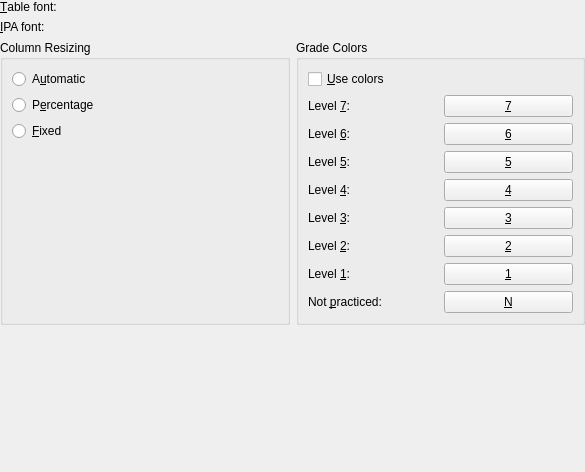
Above: src/settings/viewoptionsbase.ui from KDE/parley before the change. Below: the same form after it.
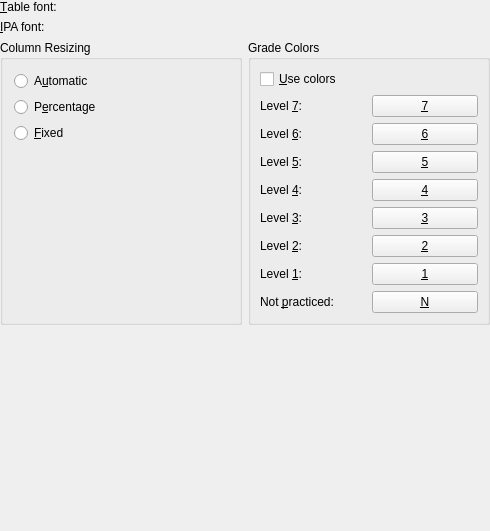
That is the form after the change. Custom widgets are drawn as their Qt base class.

Commit message: Make radio button and config enum match for column resize options. Make automatic resize work with hidden lesson column.

Patch:
```diff
--- a/src/settings/viewoptionsbase.ui
+++ b/src/settings/viewoptionsbase.ui
@@ -5,8 +5,8 @@
    <rect>
     <x>0</x>
     <y>0</y>
-    <width>585</width>
-    <height>472</height>
+    <width>490</width>
+    <height>531</height>
    </rect>
   </property>
   <layout class="QGridLayout" >
@@ -446,26 +446,47 @@
      <property name="title" >
       <string>Column Resizing</string>
      </property>
-     <layout class="QGridLayout" >
-      <property name="leftMargin" >
-       <number>9</number>
-      </property>
-      <property name="topMargin" >
-       <number>9</number>
-      </property>
-      <property name="rightMargin" >
-       <number>9</number>
-      </property>
-      <property name="bottomMargin" >
-       <number>9</number>
-      </property>
-      <property name="horizontalSpacing" >
-       <number>6</number>
-      </property>
-      <property name="verticalSpacing" >
-       <number>6</number>
-      </property>
-      <item row="3" column="0" >
+     <layout class="QVBoxLayout" >
+      <item>
+       <widget class="QRadioButton" name="hb_auto" >
+        <property name="toolTip" >
+         <string>Automatically resize the columns</string>
+        </property>
+        <property name="whatsThis" >
+         <string>Parley makes each column the same width except the leftmost with the lesson names, which is half the size of the others. The second column, which contains the picture that describes the state of the row, has a fixed width.</string>
+        </property>
+        <property name="text" >
+         <string>A&amp;utomatic</string>
+        </property>
+       </widget>
+      </item>
+      <item>
+       <widget class="QRadioButton" name="hb_percent" >
+        <property name="toolTip" >
+         <string>The columns resize using the same factor that the window is resized to.</string>
+        </property>
+        <property name="whatsThis" >
+         <string>If this is checked, the columns resize by the same amount as the window</string>
+        </property>
+        <property name="text" >
+         <string>P&amp;ercentage</string>
+        </property>
+       </widget>
+      </item>
+      <item>
+       <widget class="QRadioButton" name="hb_fixed" >
+        <property name="toolTip" >
+         <string>There is no resizing of the columns</string>
+        </property>
+        <property name="whatsThis" >
+         <string>When checked, the columns are not resized</string>
+        </property>
+        <property name="text" >
+         <string>&amp;Fixed</string>
+        </property>
+       </widget>
+      </item>
+      <item>
        <spacer>
         <property name="orientation" >
          <enum>Qt::Vertical</enum>
@@ -478,45 +499,6 @@
         </property>
        </spacer>
       </item>
-      <item row="2" column="0" >
-       <widget class="QRadioButton" name="hb_fixed" >
-        <property name="toolTip" >
-         <string>There is no resizing of the columns</string>
-        </property>
-        <property name="whatsThis" >
-         <string>When checked, the columns are not resized</string>
-        </property>
-        <property name="text" >
-         <string>&amp;Fixed</string>
-        </property>
-       </widget>
-      </item>
-      <item row="1" column="0" >
-       <widget class="QRadioButton" name="hb_percent" >
-        <property name="toolTip" >
-         <string>The columns resize using the same factor that the window is resized to.</string>
-        </property>
-        <property name="whatsThis" >
-         <string>If this is checked, the columns resize by the same amount as the window</string>
-        </property>
-        <property name="text" >
-         <string>P&amp;ercentage</string>
-        </property>
-       </widget>
-      </item>
-      <item row="0" column="0" >
-       <widget class="QRadioButton" name="hb_auto" >
-        <property name="toolTip" >
-         <string>Automatically resize the columns</string>
-        </property>
-        <property name="whatsThis" >
-         <string>Parley makes each column the same width except the leftmost with the lesson names, which is half the size of the others. The second column, which contains the picture that describes the state of the row, has a fixed width.</string>
-        </property>
-        <property name="text" >
-         <string>A&amp;utomatic</string>
-        </property>
-       </widget>
-      </item>
      </layout>
     </widget>
    </item>
```
Left out of the diff: 3 changed lines with no effect on the pictures. The commit also changes 2 other files.
